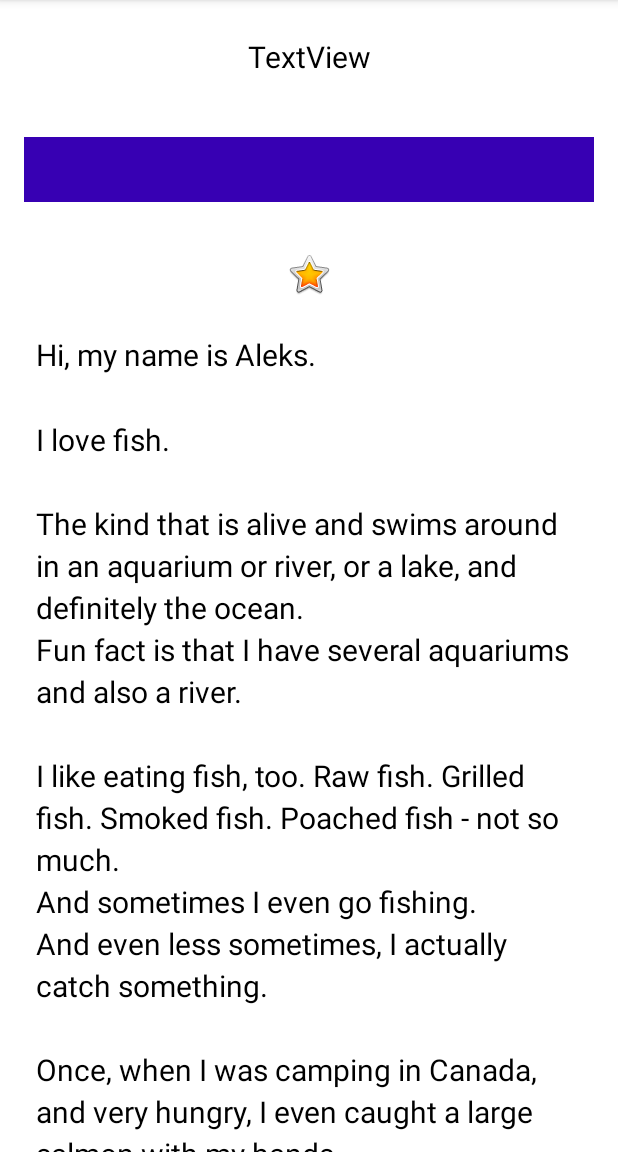
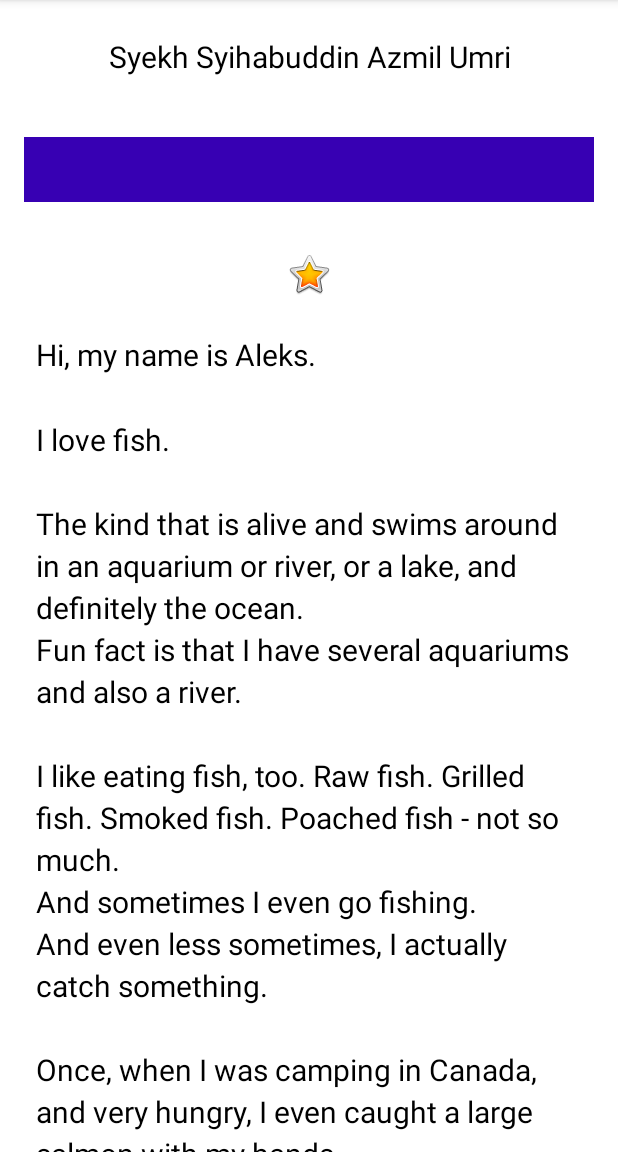
Before and after one commit to Syizuril/CheatJetpackGTA, an Android app: the screen it shows after launch (MainActivity), after a tap on "DONE", on a phone screen of 412 x 824 dp, the part 84-1236 px from its top. Run offline under Robolectric (Android 15) with nearby library versions, the phone set to English and light mode, and no system bars; our stand-ins replace data binding; Roboto replaces fonts that are not available here.

```diff
--- a/AboutMe/app/build.gradle
+++ b/AboutMe/app/build.gradle
@@ -30,6 +30,9 @@ android {
     kotlinOptions {
         jvmTarget = '1.8'
     }
+    buildFeatures {
+        dataBinding true
+    }
 }
 
 dependencies {
@@ -38,8 +41,8 @@ dependencies {
     implementation 'androidx.core:core-ktx:1.3.2'
     implementation 'androidx.appcompat:appcompat:1.2.0'
     implementation 'com.google.android.material:material:1.2.1'
-    implementation 'androidx.constraintlayout:constraintlayout:2.0.2'
-    testImplementation 'junit:junit:4.+'
+    implementation 'androidx.constraintlayout:constraintlayout:2.0.4'
+    testImplementation 'junit:junit:4.13.1'
     androidTestImplementation 'androidx.test.ext:junit:1.1.2'
     androidTestImplementation 'androidx.test.espresso:espresso-core:3.3.0'
 }
--- a/AboutMe/app/src/main/java/com/example/aboutme/MainActivity.kt
+++ b/AboutMe/app/src/main/java/com/example/aboutme/MainActivity.kt
@@ -7,18 +7,23 @@ import android.view.View
 import android.view.inputmethod.InputMethodManager
 import android.widget.Button
 import android.widget.TextView
+import androidx.databinding.DataBindingUtil
+import com.example.aboutme.databinding.ActivityMainBinding
 
 class MainActivity : AppCompatActivity() {
-    lateinit var editText: TextView
-    lateinit var nicknameTextView: TextView
-    lateinit var buttonDone: Button
+    private lateinit var editText: TextView
+    private lateinit var nicknameTextView: TextView
+    private lateinit var buttonDone: Button
+    private lateinit var binding: ActivityMainBinding
+    private val myName: MyName = MyName("Syekh Syihabuddin Azmil Umri")
 
     override fun onCreate(savedInstanceState: Bundle?) {
         super.onCreate(savedInstanceState)
-        setContentView(R.layout.activity_main)
-        editText = findViewById(R.id.nickname_edit)
-        nicknameTextView = findViewById(R.id.nickname_text)
-        buttonDone = findViewById(R.id.done_button)
+        binding = DataBindingUtil.setContentView(this, R.layout.activity_main)
+        editText = binding.nicknameEdit
+        nicknameTextView = binding.nicknameText
+        buttonDone = binding.doneButton
+        binding.myName = myName
         buttonDone.setOnClickListener {
             addNickname(it)
         }
@@ -28,9 +33,10 @@ class MainActivity : AppCompatActivity() {
     }
 
     private fun addNickname(view: View){
-        nicknameTextView.text = editText.text
+        myName?.nickname = editText.text.toString()
+        binding.invalidateAll()
         editText.visibility = View.GONE
-        view.visibility = View.GONE
+        binding.doneButton.visibility = View.GONE
         nicknameTextView.visibility = View.VISIBLE
         hideKeyboard(view)
     }
@@ -48,7 +54,7 @@ class MainActivity : AppCompatActivity() {
     private fun updateNickname(view: View){
         editText.visibility = View.VISIBLE
         buttonDone.visibility = View.VISIBLE
-        view.visibility = View.GONE
+        binding.doneButton.visibility = View.GONE
         editText.requestFocus()
         showKeyboard(editText)
     }
--- /dev/null
+++ b/AboutMe/app/src/main/java/com/example/aboutme/MyName.kt
@@ -0,0 +1,7 @@
+package com.example.aboutme
+
+/**
+ * Created by Syekh Syihabuddin Azmil Umri on 03/11/2020.
+ */
+
+data class MyName(var name: String = "", var nickname: String = "")
--- a/AboutMe/app/src/main/res/layout/activity_main.xml
+++ b/AboutMe/app/src/main/res/layout/activity_main.xml
@@ -1,7 +1,14 @@
 <?xml version="1.0" encoding="utf-8"?>
-<LinearLayout xmlns:android="http://schemas.android.com/apk/res/android"
+<layout
+    xmlns:android="http://schemas.android.com/apk/res/android"
     xmlns:app="http://schemas.android.com/apk/res-auto"
-    xmlns:tools="http://schemas.android.com/tools"
+    xmlns:tools="http://schemas.android.com/tools">
+    <data>
+        <variable
+            name="myName"
+            type="com.example.aboutme.MyName" />
+    </data>
+    <LinearLayout
         android:layout_width="match_parent"
         android:layout_height="match_parent"
         android:orientation="vertical"
@@ -9,49 +16,50 @@
 
         <TextView
             android:id="@+id/textView"
+            style="@style/NameStyle"
             android:layout_width="match_parent"
             android:layout_height="wrap_content"
-        android:text="@string/textview"
-        android:textAlignment="center"
-        style="@style/NameStyle" />
+            android:text="@={myName.name}"
+            android:textAlignment="center" />
 
         <EditText
             android:id="@+id/nickname_edit"
+            style="@style/NameStyle"
             android:layout_width="match_parent"
             android:layout_height="wrap_content"
+            android:autofillHints="AUTO_HINT_PERSON_NAME"
             android:hint="@string/what_is_your_name"
-        style="@style/NameStyle"
-        android:inputType="textPersonName"
-        android:autofillHints="AUTO_HINT_PERSON_NAME" />
+            android:inputType="textPersonName" />
 
         <Button
             android:id="@+id/done_button"
+            style="@style/Widget.AppCompat.Button.Colored"
             android:layout_width="wrap_content"
+            android:layout_height="wrap_content"
             android:layout_gravity="center_horizontal"
-        android:layout_height="wrap_content"
             android:layout_marginTop="@dimen/layout_margin"
             android:fontFamily="@font/roboto"
-        android:text="@string/done"
-        style="@style/Widget.AppCompat.Button.Colored"/>
+            android:text="@string/done" />
 
         <TextView
             android:id="@+id/nickname_text"
+            style="@style/NameStyle"
+            android:text="@={myName.nickname}"
             android:layout_width="match_parent"
             android:layout_height="wrap_content"
-        android:textAlignment="center"
             android:background="@color/design_default_color_primary_variant"
             android:paddingBottom="@dimen/small_padding"
-        style="@style/NameStyle"
+            android:textAlignment="center"
             android:textColor="@color/white"
-        android:visibility="gone"/>
+            android:visibility="gone" />
 
         <ImageView
             android:id="@+id/star_image"
             android:layout_width="match_parent"
             android:layout_height="wrap_content"
-        app:srcCompat="@android:drawable/btn_star_big_on"
             android:layout_marginTop="@dimen/layout_margin"
-        android:contentDescription="@string/yellow_star" />
+            android:contentDescription="@string/yellow_star"
+            app:srcCompat="@android:drawable/btn_star_big_on" />
 
         <ScrollView
             android:id="@+id/bio_scroll"
@@ -60,10 +68,11 @@
 
             <TextView
                 android:id="@+id/bio_text"
+                style="@style/NameStyle"
                 android:layout_width="match_parent"
                 android:layout_height="wrap_content"
-            android:text="@string/bio"
                 android:lineSpacingMultiplier="1.2"
-            style="@style/NameStyle"/>
+                android:text="@string/bio" />
         </ScrollView>
     </LinearLayout>
+</layout>
```
Also changed, not shown: AboutMe/gradle/wrapper/gradle-wrapper.properties. Lines whose indentation alone changed are shown as unchanged.
